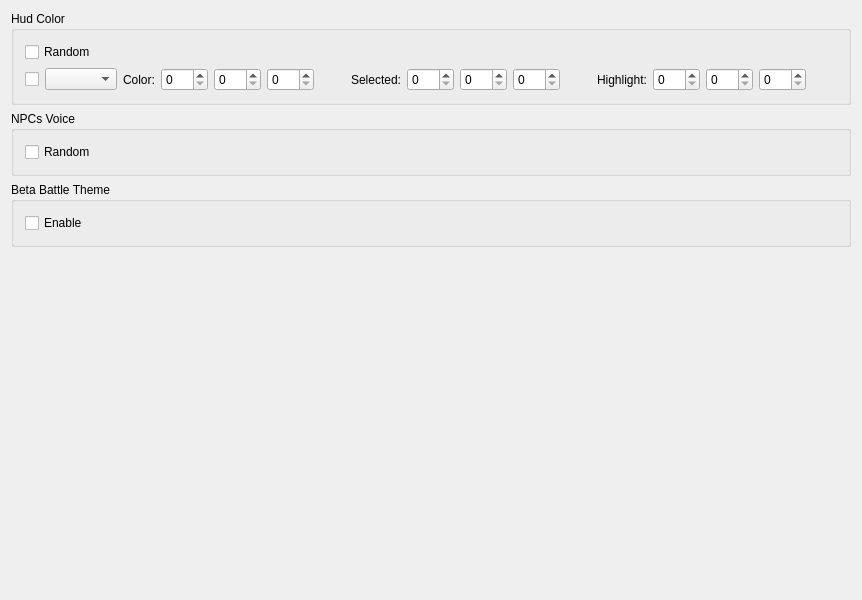
This is src/FrontendQt/MiscWidget.ui in Meos4/Jade-Cocoon-Randomizer as Qt 5 draws it before an edit. The edited form follows.
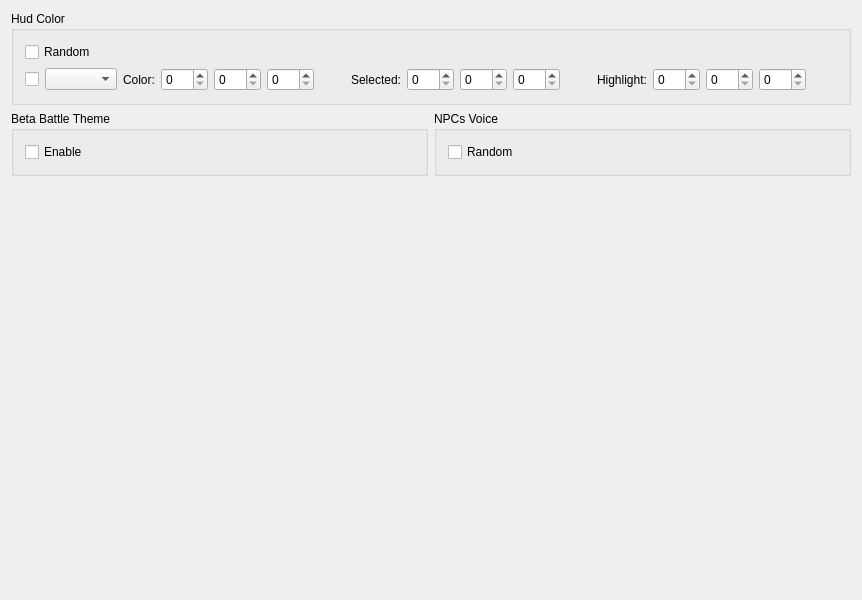
This is the edited form.

Commit message: Put Beta Battle Theme and NPCs Voice on same line in Misc

Diff of the .ui file:
```diff
--- a/src/FrontendQt/MiscWidget.ui
+++ b/src/FrontendQt/MiscWidget.ui
@@ -14,22 +14,6 @@
    <string>MiscWidget</string>
   </property>
   <layout class="QGridLayout" name="gridLayout">
-   <item row="1" column="0">
-    <widget class="QGroupBox" name="npcsVoiceBox">
-     <property name="title">
-      <string>NPCs Voice</string>
-     </property>
-     <layout class="QVBoxLayout" name="verticalLayout_3">
-      <item>
-       <widget class="QCheckBox" name="npcsVoiceRandom">
-        <property name="text">
-         <string>Random</string>
-        </property>
-       </widget>
-      </item>
-     </layout>
-    </widget>
-   </item>
    <item row="0" column="0">
     <widget class="QGroupBox" name="hudColorBox">
      <property name="title">
@@ -215,7 +199,9 @@
      </layout>
     </widget>
    </item>
-   <item row="2" column="0">
+   <item row="1" column="0">
+    <layout class="QHBoxLayout" name="horizontalLayout_betaBattleNpcs">
+     <item>
     <widget class="QGroupBox" name="betaBattleThemeBox">
      <property name="title">
       <string>Beta Battle Theme</string>
@@ -231,7 +217,25 @@
      </layout>
     </widget>
    </item>
-   <item row="3" column="0">
+     <item>
+      <widget class="QGroupBox" name="npcsVoiceBox">
+       <property name="title">
+        <string>NPCs Voice</string>
+       </property>
+       <layout class="QVBoxLayout" name="verticalLayout_3">
+        <item>
+         <widget class="QCheckBox" name="npcsVoiceRandom">
+          <property name="text">
+           <string>Random</string>
+          </property>
+         </widget>
+        </item>
+       </layout>
+      </widget>
+     </item>
+    </layout>
+   </item>
+   <item row="2" column="0">
     <spacer name="verticalSpacer">
      <property name="orientation">
       <enum>Qt::Vertical</enum>
```
Lines whose indentation alone changed are shown as unchanged.
